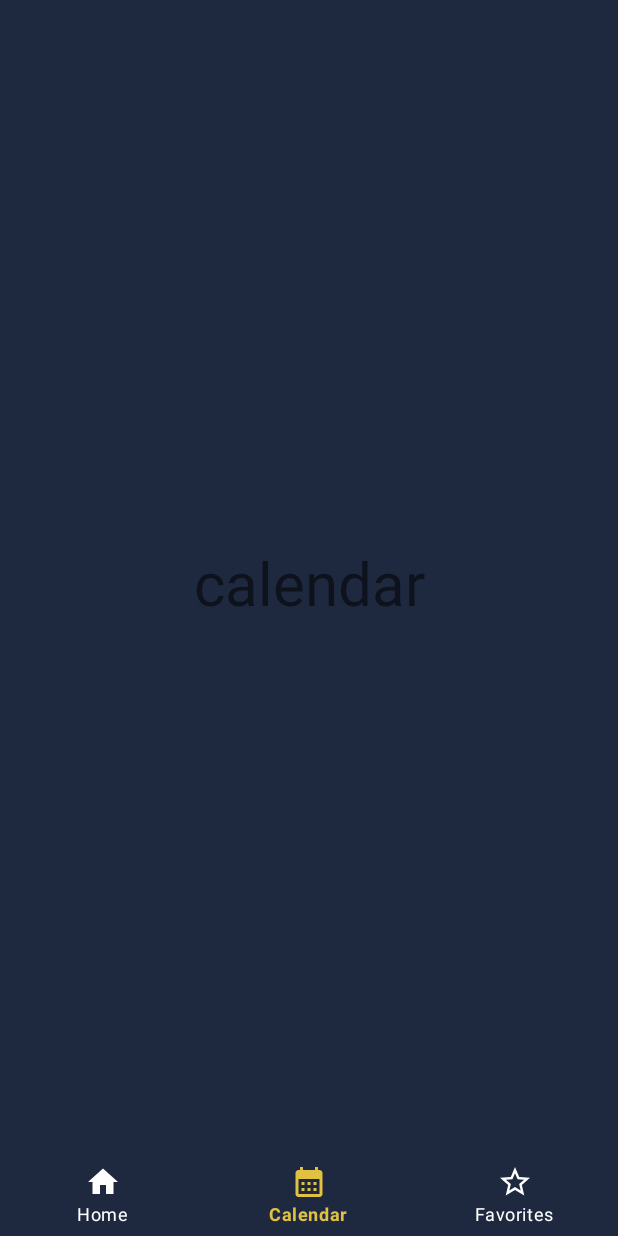
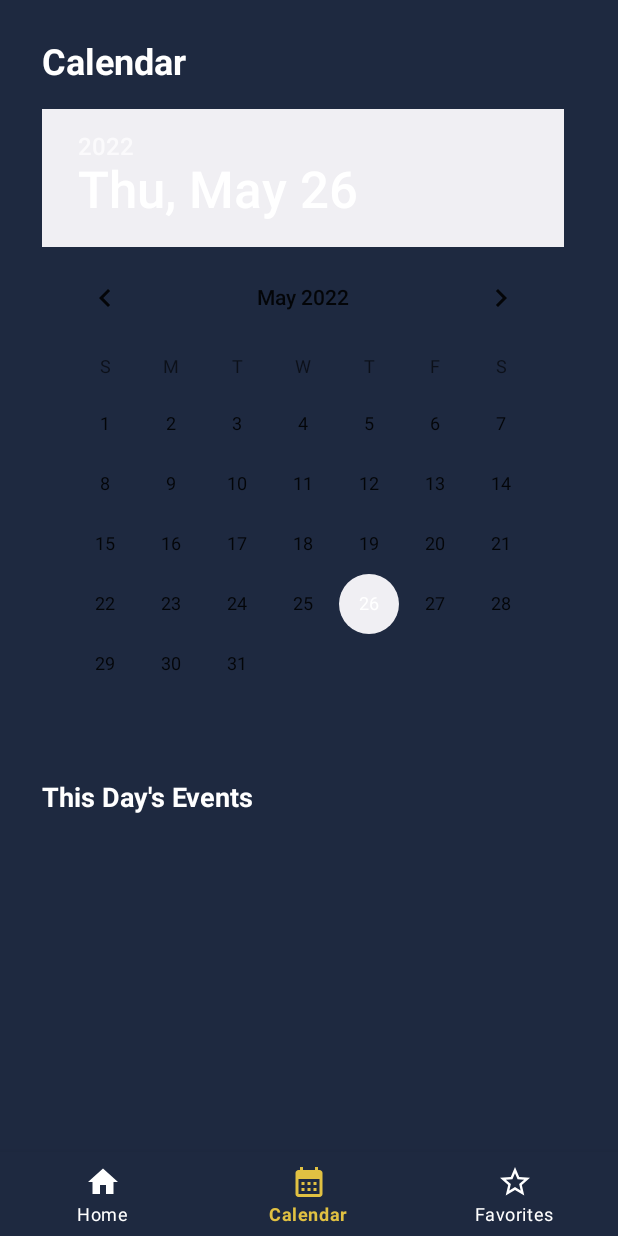
Before and after one commit to AhmedMaad/World-Tickets, an Android app: the CalendarFragment screen opened through its navigation route, on a phone screen of 412 x 824 dp. Run offline under Robolectric (Android 15) with nearby library versions, the phone set to English and light mode, and no system bars; our stand-ins replace Firebase (no records; nobody signed in at launch, a user with empty details on screens opened directly), navigation-ui; pictures from the network do not load; 6 statements that could not run were skipped.

Commit message:
calendar design (part 1)

```diff
--- a/app/src/main/java/com/maad/worldtickets/HomeFragment.kt
+++ b/app/src/main/java/com/maad/worldtickets/HomeFragment.kt
@@ -117,7 +117,8 @@ class HomeFragment : Fragment(), SevenDaysCalendarAdapter.ItemClickListener {
             if (user.pp.isEmpty())
                 binding.profileIv.setImageResource(R.drawable.ic_person)
             else
-                Glide.with(requireActivity()).load(user.pp).into(binding.profileIv)
+                Glide.with(requireActivity()).load(user.pp).placeholder(R.drawable.ic_person)
+                    .into(binding.profileIv)
 
             val parts = user.name.split(" ").toMutableList()
             val firstName = parts.firstOrNull()
@@ -154,8 +155,6 @@ class HomeFragment : Fragment(), SevenDaysCalendarAdapter.ItemClickListener {
     override fun onItemClick(position: Int) {
         //Log.d("trace", "Item Clicked from fragment")
 
-        //TODO: show no events avaialbleeeee
-
         sevenDaysAdapter.sendPosition(position)
         sevenDaysAdapter.notifyDataSetChanged()
         randomEvents.clear()
--- a/app/src/main/res/layout/fragment_calendar.xml
+++ b/app/src/main/res/layout/fragment_calendar.xml
@@ -4,20 +4,55 @@
     xmlns:tools="http://schemas.android.com/tools"
     android:layout_width="match_parent"
     android:layout_height="match_parent"
+    android:paddingTop="16dp"
+    android:paddingEnd="8dp"
+    android:paddingBottom="16dp"
     tools:context=".CalendarFragment">
 
     <TextView
-        android:text="calendar"
-        android:id="@+id/text_dashboard"
-        android:layout_width="match_parent"
+        android:id="@+id/calendar_tv"
+        android:layout_width="wrap_content"
         android:layout_height="wrap_content"
-        android:layout_marginStart="8dp"
         android:layout_marginTop="8dp"
-        android:layout_marginEnd="8dp"
-        android:textAlignment="center"
-        android:textSize="40sp"
-        app:layout_constraintBottom_toBottomOf="parent"
+        android:text="Calendar"
+        android:textColor="@color/white"
+        android:textSize="24sp"
+        android:textStyle="bold"
+        app:layout_constraintStart_toStartOf="@id/calendar"
+        app:layout_constraintTop_toTopOf="parent" />
+
+    <DatePicker
+        android:id="@+id/calendar"
+        style="@style/CalendarStyle"
+        android:layout_width="wrap_content"
+        android:layout_height="wrap_content"
+        android:layout_marginTop="16dp"
+        android:calendarTextColor="@color/gold"
         app:layout_constraintEnd_toEndOf="parent"
         app:layout_constraintStart_toStartOf="parent"
-        app:layout_constraintTop_toTopOf="parent" />
+        app:layout_constraintTop_toBottomOf="@id/calendar_tv" />
+
+    <TextView
+        android:id="@+id/day_event_tv"
+        android:layout_width="wrap_content"
+        android:layout_height="wrap_content"
+        android:layout_marginTop="16dp"
+        android:text="This Day's Events"
+        android:textColor="@color/white"
+        android:textSize="18sp"
+        android:textStyle="bold"
+        app:layout_constraintStart_toStartOf="@id/calendar"
+        app:layout_constraintTop_toBottomOf="@id/calendar" />
+
+    <androidx.recyclerview.widget.RecyclerView
+        android:id="@+id/day_rv"
+        android:layout_width="0dp"
+        android:layout_height="0dp"
+        android:layout_marginTop="8dp"
+        app:layoutManager="androidx.recyclerview.widget.LinearLayoutManager"
+        app:layout_constraintBottom_toBottomOf="parent"
+        app:layout_constraintEnd_toEndOf="@id/calendar"
+        app:layout_constraintStart_toStartOf="@id/day_event_tv"
+        app:layout_constraintTop_toBottomOf="@id/day_event_tv" />
+
 </androidx.constraintlayout.widget.ConstraintLayout>
--- a/app/src/main/res/values/themes.xml
+++ b/app/src/main/res/values/themes.xml
@@ -15,4 +15,16 @@
         <item name="android:windowBackground">@color/dark_blue</item>
     </style>
 
+    <style name="CalendarStyle" parent="Theme.MaterialComponents.DayNight.NoActionBar">
+        <!-- Primary brand color. -->
+        <item name="colorPrimary">@color/purple_500</item>
+        <item name="colorPrimaryVariant">@color/purple_700</item>
+        <item name="colorOnPrimary">@color/gold</item>
+        <item name="colorSecondary">@color/dark_blue</item>
+        <item name="colorSecondaryVariant">@color/teal_700</item>
+        <item name="colorOnSecondary">@color/black</item>
+        <item name="android:statusBarColor" tools:targetApi="l">?attr/colorPrimaryVariant</item>
+        <item name="android:windowBackground">@color/dark_blue</item>
+    </style>
+
 </resources>
```
